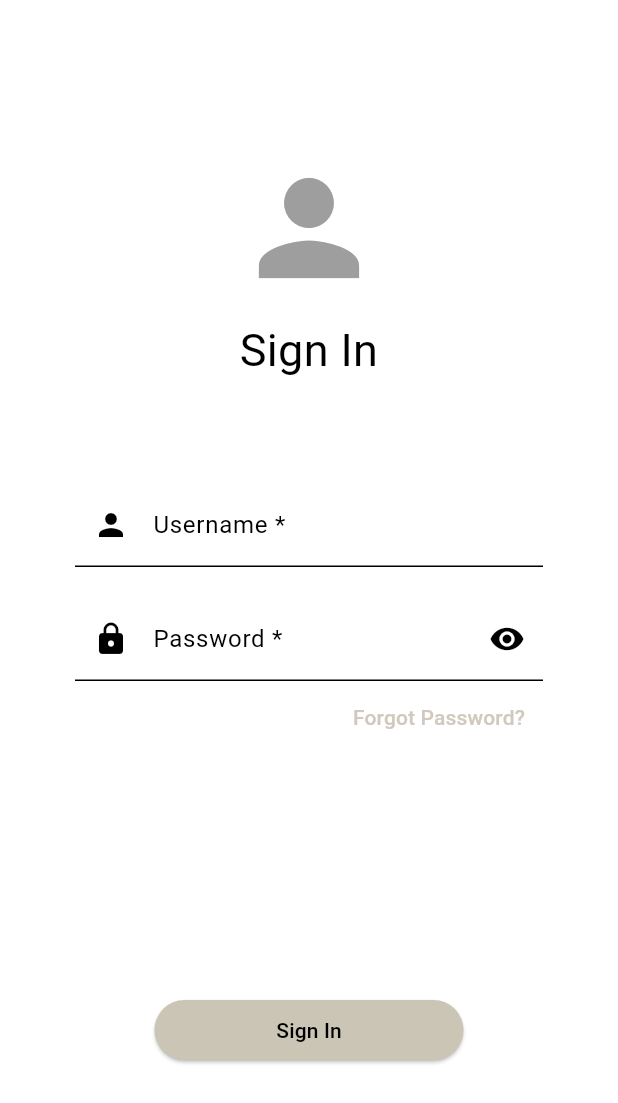
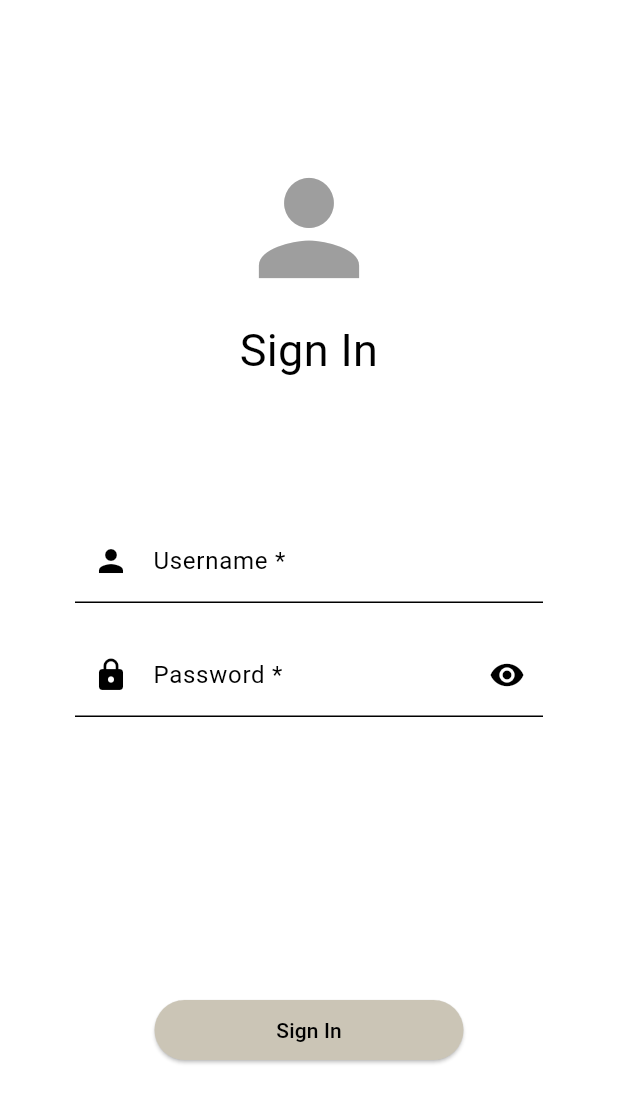
Before and after one commit to studbudz/studbudz, a Flutter app: the SignInPage screen opened directly, on a phone screen of 412 x 824 dp. Shown: the top 1103 px of the screen. Run offline on Flutter 3.47's test engine with Material 3 defaults, Android fonts, the phone set to English and light mode, and no system bars; our stand-ins replace flutter_map, flutter_secure_storage, latlong2; missing offline and left inert: bip39; accounts and stored records are empty.

```diff
--- a/studbudz/lib/UI/sign_in_page.dart
+++ b/studbudz/lib/UI/sign_in_page.dart
@@ -1,7 +1,6 @@
 import 'package:flutter/material.dart';
 import 'package:studubdz/notifier.dart';
 import 'package:studubdz/UI/home_page.dart';
-import 'package:studubdz/UI/recovery_page.dart';
 import 'package:studubdz/Engine/engine.dart';
 
 class SignInPage extends StatefulWidget {
@@ -28,11 +27,12 @@ class _SignInPageState extends State<SignInPage> {
           ),
           // Middle Section: Username and Password Fields
           Expanded(
-              flex: 2,
-              child: SignInFormWidget(
-                  usernameController: _usernameController,
-                  passwordController: _passwordController)),
-
+            flex: 2,
+            child: SignInFormWidget(
+              usernameController: _usernameController,
+              passwordController: _passwordController,
+            ),
+          ),
           // Bottom Section: Sign In Button
           Expanded(
             flex: 2,
@@ -52,14 +52,10 @@ class _SignInPageState extends State<SignInPage> {
   }
 
   void _handleSignIn() async {
-    //server.validate username and password.
-    //get uuid and token.
-    //set both.
-    //next page.
     String username = _usernameController.text;
     String password = _passwordController.text;
 
-    print("Validating log in details.");
+    print("Validating login details.");
 
     bool success = await Controller().engine.logIn(username, password);
 
@@ -68,8 +64,7 @@ class _SignInPageState extends State<SignInPage> {
         Controller().setPage(AppPage.home);
       });
     } else {
-      //return error
-      // ignore: use_build_context_synchronously
+      // Return error
       ScaffoldMessenger.of(context).showSnackBar(
         const SnackBar(
           content: Text('Invalid username or password'),
@@ -80,14 +75,9 @@ class _SignInPageState extends State<SignInPage> {
   }
 }
 
-class SignInHeaderWidget extends StatefulWidget {
+class SignInHeaderWidget extends StatelessWidget {
   const SignInHeaderWidget({super.key});
 
-  @override
-  State<SignInHeaderWidget> createState() => _SignInHeaderWidgetState();
-}
-
-class _SignInHeaderWidgetState extends State<SignInHeaderWidget> {
   @override
   Widget build(BuildContext context) {
     return const Column(
@@ -114,10 +104,11 @@ class _SignInHeaderWidgetState extends State<SignInHeaderWidget> {
 }
 
 class SignInFormWidget extends StatefulWidget {
-  const SignInFormWidget(
-      {super.key,
-      required this.usernameController,
-      required this.passwordController});
+  const SignInFormWidget({
+    super.key,
+    required this.usernameController,
+    required this.passwordController,
+  });
 
   final TextEditingController usernameController;
   final TextEditingController passwordController;
@@ -173,22 +164,10 @@ class _SignInFormWidgetState extends State<SignInFormWidget> {
             ),
             validator: (String? value) {
               if (value == null || value.isEmpty) {
-                return 'Please enter your username';
+                return 'Please enter your password';
               }
               return null;
             },
-          ),
-          Align(
-            alignment: Alignment.centerRight,
-            child: TextButton(
-              onPressed: () {
-                Navigator.push(
-                  context,
-                  MaterialPageRoute(builder: (context) => const RecoveryPage()),
-                );
-              },
-              child: const Text('Forgot Password?'),
-            ),
           ),
         ],
       ),
--- a/studbudz/lib/notifier.dart
+++ b/studbudz/lib/notifier.dart
@@ -1,7 +1,7 @@
 import 'package:flutter/material.dart';
 import 'package:studubdz/Engine/engine.dart';
 
-enum AppPage { signIn, signUp, home, profile, settings, feed, schedule }
+enum AppPage { signIn, signUp, home, profile, settings,recovery, feed, schedule }
 
 class Controller extends ChangeNotifier {
   //instantiates the controller internally
@@ -11,7 +11,7 @@ class Controller extends ChangeNotifier {
   //technically shouldn't be public but
   //I wanted to avoid needing to access it via an intermediary function
   late Engine engine;
-  AppPage currentPage = AppPage.schedule;
+  AppPage currentPage = AppPage.settings                                                                                                                                                                                                                                                                                                                                                                                                                                           ;
 
   factory Controller() {
     return _instance; // always returns the same insance
```
Also changed, not shown: studbudz/lib/UI/recovery_page.dart (deleted, +0 -15 lines), studbudz/lib/UI/settings_page.dart (+191 -0 lines), studbudz/lib/main.dart (+6 -8 lines).
